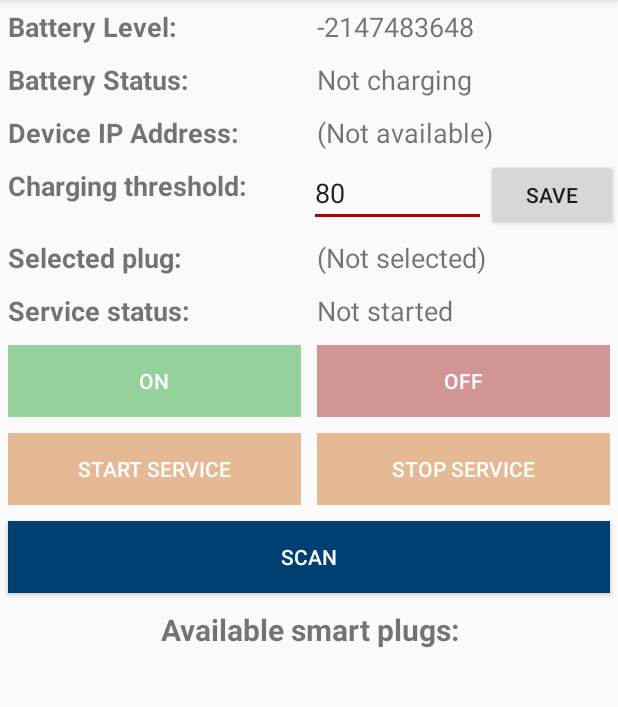
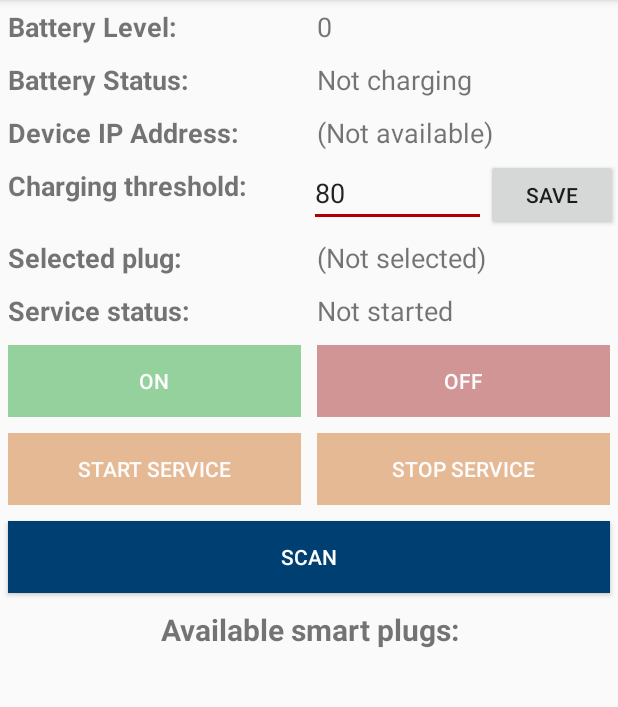
Before and after one commit to yeoweizheng/SafeCharge, an Android app: the screen it shows after launch (MainActivity), on a phone screen of 412 x 824 dp, the part 84-791 px from its top. Run offline under Robolectric (Android 15) with nearby library versions, the phone set to English and light mode, and no system bars; libraries missing offline, so code that uses them is left out: org.apache.commons.

Commit message:
Bugfix for battery level not displayed for Android 6.0

```diff
--- a/app/src/main/java/net/wzyeo/safecharge/MainActivity.java
+++ b/app/src/main/java/net/wzyeo/safecharge/MainActivity.java
@@ -12,6 +12,7 @@ import android.content.IntentFilter;
 import android.content.ServiceConnection;
 import android.content.SharedPreferences;
 import android.os.BatteryManager;
+import android.os.Build;
 import android.os.Bundle;
 import android.os.IBinder;
 import android.text.Editable;
@@ -60,6 +61,7 @@ public class MainActivity extends AppCompatActivity implements
     RowAdapter rowAdapter;
     TextView ipView;
     TextView statusView;
+    TextView statusLabelView;
     TextView levelView;
     TextView serviceStatusView;
     TextView selectedPlugView;
@@ -96,6 +98,7 @@ public class MainActivity extends AppCompatActivity implements
         offPayload = Base64.decode("AAAAKtDygfiL/5r31e+UtsWg1Iv5nPCR6LfEsNGlwOLYo4HyhueT9tTu3qPeow==", Base64.DEFAULT);
         rowItemList = new ArrayList<>();
         listView = findViewById(R.id.listview_ip_list);
+        statusLabelView = findViewById(R.id.textview_battery_status_label);
         rowAdapter = new RowAdapter(this, R.layout.activity_main, rowItemList);
         listView.setAdapter(rowAdapter);
         listView.setOnItemClickListener(this);
@@ -209,7 +212,12 @@ public class MainActivity extends AppCompatActivity implements
         }
     }
     void updateBatteryStatus(String status, int level){
+        if(status.equals("Unknown")){
+            statusLabelView.setVisibility(View.GONE);
+            statusView.setVisibility(View.GONE);
+        } else {
             statusView.setText(status);
+        }
         levelView.setText(level + "");
     }
     void getBatteryAndServiceStatus(){
@@ -221,13 +229,17 @@ public class MainActivity extends AppCompatActivity implements
                 int level;
                 String status;
                 while(true) {
+                    status = "Unknown";
+                    if(Build.VERSION.SDK_INT >= Build.VERSION_CODES.O) {
                         statusCode = batteryManager.getIntProperty(BatteryManager.BATTERY_PROPERTY_STATUS);
                         if(statusCode == BatteryManager.BATTERY_STATUS_CHARGING || statusCode == BatteryManager.BATTERY_STATUS_FULL){
                             status = "Charging";
                         } else {
                             status = "Not charging";
                         }
+                    }
                     level = batteryManager.getIntProperty(BatteryManager.BATTERY_PROPERTY_CAPACITY);
+                    if(level <= 0) level = getBatteryLevelFromIntent();
                     final String status2 = status;
                     final int level2 = level;
                     runOnUiThread(new Runnable() {
@@ -245,6 +257,16 @@ public class MainActivity extends AppCompatActivity implements
 
             }
         }).start();
+    }
+    // If unable to get the correct battery level from BATTERY_PROPERTY_CAPACITY
+    int getBatteryLevelFromIntent(){
+        Intent intent = getApplicationContext().registerReceiver(null, new IntentFilter(Intent.ACTION_BATTERY_CHANGED));
+        if(intent != null){
+            int level = intent.getIntExtra(BatteryManager.EXTRA_LEVEL, -1);
+            int scale = intent.getIntExtra(BatteryManager.EXTRA_SCALE, -1);
+            return level * 100 / scale;
+        }
+        return 0;
     }
     void setPlugControls(){
         if(selectedPlugIP != null && !isServiceRunning()){
--- a/app/src/main/res/layout/activity_main.xml
+++ b/app/src/main/res/layout/activity_main.xml
@@ -20,6 +20,7 @@
         android:layout_height="wrap_content">
         <TextView
             style="@style/FontHeading"
+            android:id="@+id/textview_battery_status_label"
             android:text="Battery Status:"></TextView>
         <TextView
             style="@style/FontContent"
```
Also changed, not shown: app/src/main/java/net/wzyeo/safecharge/MonitorService.java (+11 -0 lines). Lines whose indentation alone changed are shown as unchanged.
